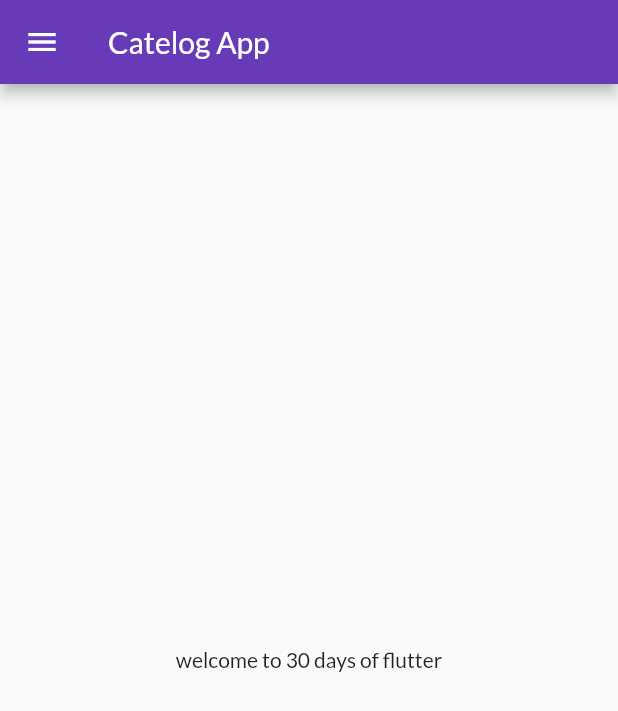
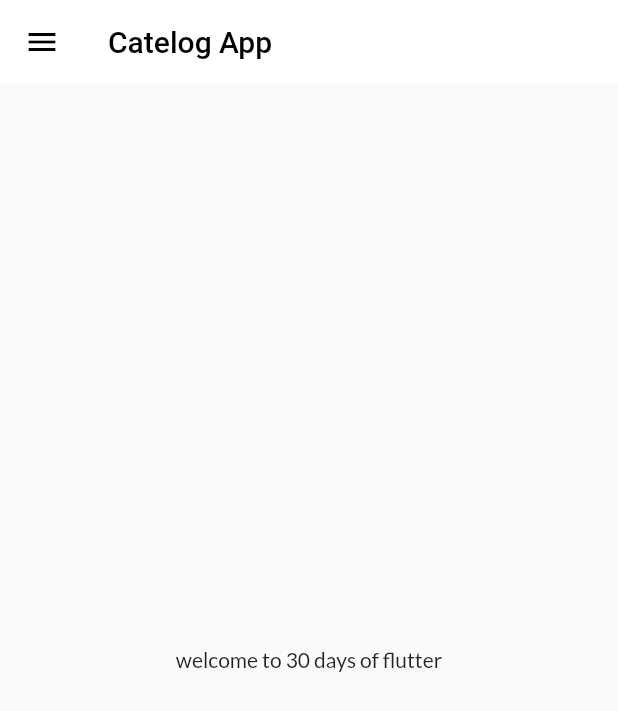
Before and after one commit to jishantamboli/flutter-project, a Flutter app: the screen it shows after launch, on a phone screen of 412 x 824 dp. Shown: the top 711 px of the screen. Run offline on Flutter 3.47's test engine with Material 2 defaults, Android fonts, the phone set to English and light mode, and no system bars; our stand-ins replace google_fonts.

Commit message:
themes exttracted

```diff
--- a/lib/main.dart
+++ b/lib/main.dart
@@ -2,7 +2,7 @@ import 'package:flutter/material.dart';
 import 'package:flutter_project1/pages/home_page.dart';
 import 'package:flutter_project1/pages/login_page.dart';
 import 'package:flutter_project1/utils/routes.dart';
-import 'package:google_fonts/google_fonts.dart';
+import 'package:flutter_project1/widget/themes.dart';
 
 void main(List<String> args) {
   runApp(MyApp());
@@ -13,15 +13,9 @@ class MyApp extends StatelessWidget {
   Widget build(BuildContext context) {
     return MaterialApp(
       themeMode: ThemeMode.light,
-      theme: ThemeData(
-        primarySwatch: Colors.deepPurple,
-        fontFamily: GoogleFonts.lato().fontFamily,
-        primaryTextTheme: GoogleFonts.latoTextTheme(),
-      ),
+      theme: MyTheme.LightTheme(context),
+      darkTheme: MyTheme.DarkTheme(context),
       debugShowCheckedModeBanner: false,
-      darkTheme: ThemeData(
-        brightness: Brightness.light,
-      ),
       initialRoute: MyRoutes.HomeRoute,
       routes: {
         "/": (context) => LoginPage(),
--- a/lib/pages/home_page.dart
+++ b/lib/pages/home_page.dart
@@ -8,7 +8,7 @@ class HomePage extends StatelessWidget {
   Widget build(BuildContext context) {
     return Scaffold(
       appBar: AppBar(
-        title: Text("Catelog App"),
+        title: Text("Catelog App",style: TextStyle(color: Colors.black),),
       ),
       body: Center(
         child: Container(
--- a/lib/pages/login_page.dart
+++ b/lib/pages/login_page.dart
@@ -61,6 +61,8 @@ class _LoginPageState extends State<LoginPage> {
                       validator: (value) {
                         if (value == null || value.isEmpty) {
                           return "Username cannot be empty";
+                        } else if (value == null || value.length < 4) {
+                          return "Username length should be atleast 4 ";
                         }
 
                         return null;
--- /dev/null
+++ b/lib/widget/themes.dart
@@ -0,0 +1,18 @@
+import 'package:flutter/material.dart';
+import 'package:google_fonts/google_fonts.dart';
+
+class MyTheme {
+  static ThemeData LightTheme(BuildContext context) => ThemeData(
+      primarySwatch: Colors.deepPurple,
+      fontFamily: GoogleFonts.lato().fontFamily,
+      appBarTheme: AppBarTheme(
+        color: Colors.white,
+        elevation: 0.0,
+        iconTheme: IconThemeData(color: Colors.black),
+        textTheme: Theme.of(context).textTheme,
+      ));
+
+  static ThemeData DarkTheme(BuildContext context) => ThemeData(
+        brightness: Brightness.dark,
+      );
+}
```
